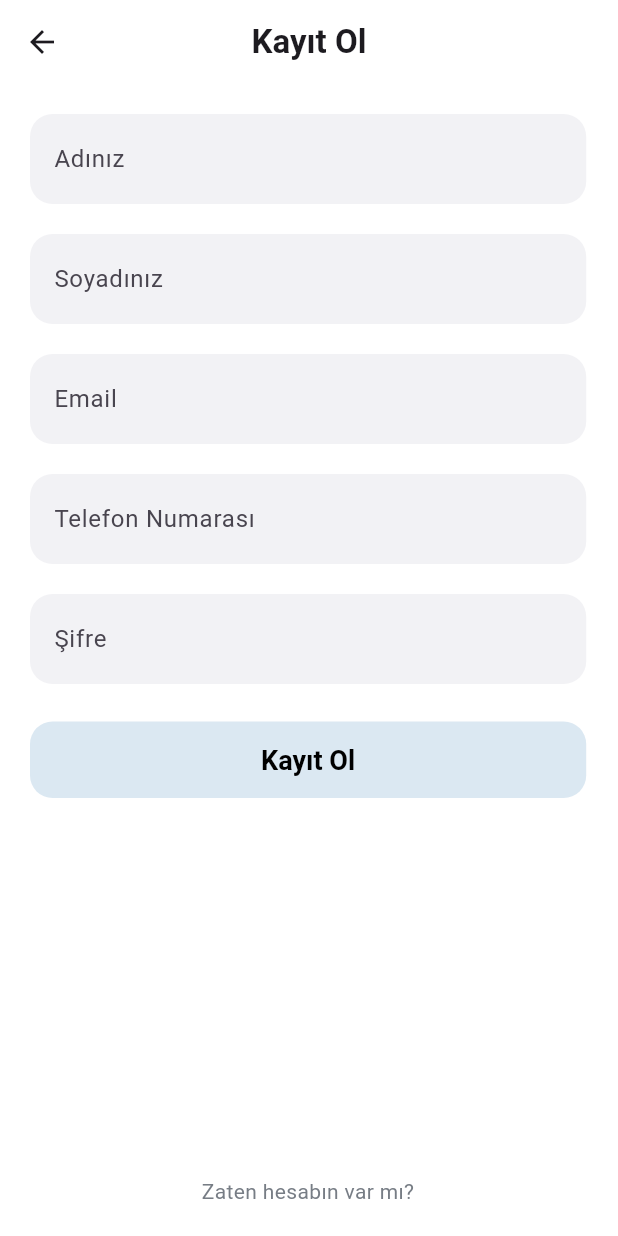
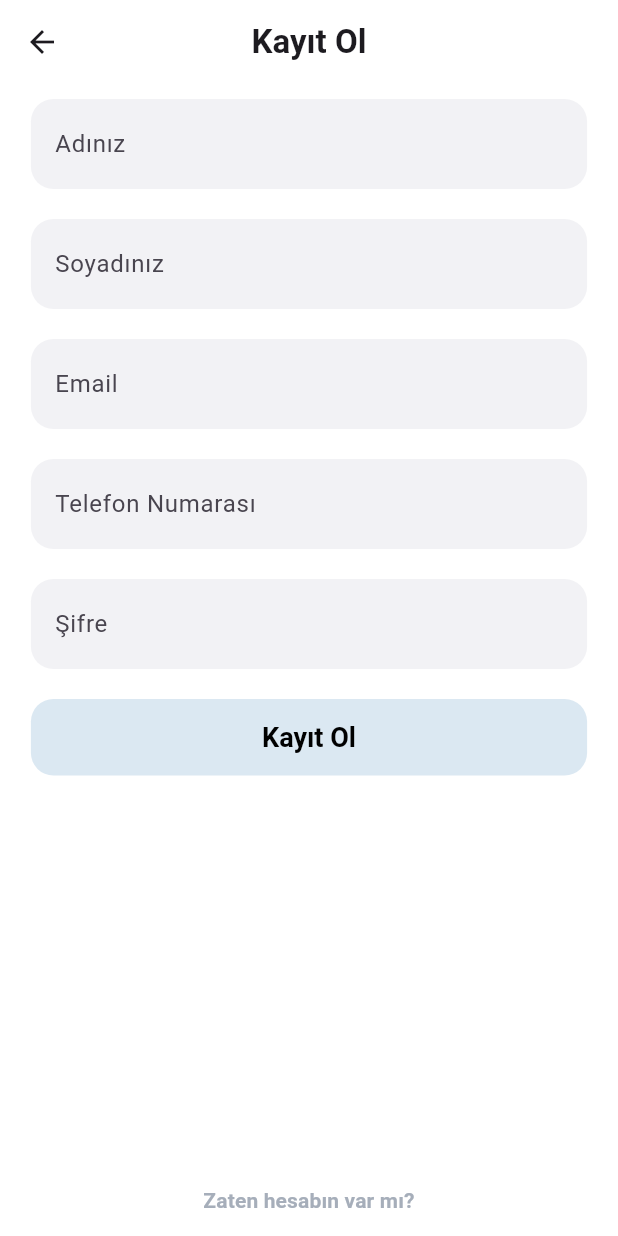
Before and after one commit to FatihArslan-cmd/Flutter-Internship-App, a Flutter app: the screen it shows after launch, after a tap on "Hesabın yok mu? Kayıt Ol", on a phone screen of 412 x 824 dp. Run offline on Flutter 3.47's test engine with Material 3 defaults, Android fonts, the phone set to English and light mode, and no system bars.

Commit message:
Color manager styles.dart added

```diff
--- /dev/null
+++ b/lib/core/constants/styles.dart
@@ -0,0 +1,26 @@
+import 'package:flutter/material.dart';
+
+class AppTextStyles {
+  static const TextStyle welcomeText = TextStyle(
+    fontWeight: FontWeight.bold,
+    fontSize: 32
+  );
+
+  static const TextStyle appBarText = TextStyle(
+    fontWeight: FontWeight.bold
+  );
+
+  static const TextStyle buttonText = TextStyle(
+    fontSize: 18,
+    fontWeight: FontWeight.bold
+  );
+
+  static const TextStyle inputText = TextStyle(
+     fontWeight: FontWeight.bold,
+     fontSize: 16.0,
+  );
+  static const TextStyle subText = TextStyle(
+     fontWeight: FontWeight.bold,
+     fontSize: 14.0,
+  );
+}
--- /dev/null
+++ b/lib/core/theme/color_manager.dart
@@ -0,0 +1,18 @@
+import 'package:flutter/material.dart';
+
+class ColorManager {
+
+  static final ColorManager _instance = ColorManager._internal();
+  ColorManager._internal();
+
+  factory ColorManager() {
+    return _instance;
+  }
+
+  final Color backgroundColor = Colors.white;
+  final Color buttonBackgroundColor = Color(0xFFDBE8F2);
+  final Color primaryTextColor = Color.fromARGB(255, 0, 0, 0);
+  final Color textInputColor = Color(0xfff2f2f5);
+  final Color subTextColor = Color.fromARGB(255, 166, 174, 186);
+  final Color textSecondary = Color(0xFF757575);
+}
--- a/lib/core/widgets/custom_button.dart
+++ b/lib/core/widgets/custom_button.dart
@@ -1,4 +1,6 @@
 import 'package:flutter/material.dart';
+import '../theme/color_manager.dart';
+import '../constants/styles.dart';
 
 class CustomTextButton extends StatelessWidget {
   const CustomTextButton({
@@ -14,6 +16,8 @@ class CustomTextButton extends StatelessWidget {
 
   @override
   Widget build(BuildContext context) {
+    final colors = ColorManager();
+
     return SizedBox(
       width: MediaQuery.of(context).size.width * widthFactor,
       child: TextButton(
@@ -23,9 +27,9 @@ class CustomTextButton extends StatelessWidget {
             borderRadius: BorderRadius.circular(15.0),
           ),
           padding: const EdgeInsets.symmetric(vertical: 15),
-          textStyle: const TextStyle(fontSize: 18, fontWeight: FontWeight.bold),
-          foregroundColor: Colors.black,
-          backgroundColor: const Color(0xFFDBE8F2),
+          textStyle: AppTextStyles.buttonText,
+          foregroundColor: colors.primaryTextColor,
+          backgroundColor: colors.buttonBackgroundColor,
         ),
         child: Text(text),
       ),
--- a/lib/core/widgets/text_field.dart
+++ b/lib/core/widgets/text_field.dart
@@ -1,4 +1,6 @@
 import 'package:flutter/material.dart';
+import '../theme/color_manager.dart';
+import '../constants/styles.dart';
 
 class CustomTextField extends StatefulWidget {
   final String labelText;
@@ -52,6 +54,7 @@ class CustomTextFieldState extends State<CustomTextField> {
 
   @override
   Widget build(BuildContext context) {
+    final colors = ColorManager();
     final double calculatedWidth = MediaQuery.of(context).size.width * widget.widthFactor;
 
     final OutlineInputBorder outlineInputBorder = OutlineInputBorder(
@@ -61,39 +64,30 @@ class CustomTextFieldState extends State<CustomTextField> {
 
     return SizedBox(
       width: calculatedWidth,
-      child: TextSelectionTheme(
-        data: const TextSelectionThemeData(
-          selectionColor: Color(0x33959ca6),
-        ),
         child: TextField(
           controller: _internalController,
           obscureText: widget.obscureText,
-          style: const TextStyle(
-            color: Color(0xff959ca6),
-            fontWeight: FontWeight.bold,
-            fontSize: 16.0,
-          ),
-          cursorColor: Colors.black,
+          style: AppTextStyles.inputText.copyWith(color: colors.subTextColor),
+          cursorColor: colors.primaryTextColor,
           decoration: InputDecoration(
             filled: true,
-            fillColor: Color(0xfff2f2f5),
+            fillColor: colors.textInputColor,
             border: outlineInputBorder,
             enabledBorder: outlineInputBorder,
             focusedBorder: outlineInputBorder,
             labelText: widget.labelText,
             contentPadding: EdgeInsets.symmetric(horizontal: 12.0, vertical: 18.0),
-            floatingLabelStyle: TextStyle(color: Color(0xff959ca6)),
+            floatingLabelStyle: TextStyle(color: colors.subTextColor,),
             suffixIcon: _internalController.text.isNotEmpty
                 ? IconButton(
                     icon: Icon(Icons.clear),
                     onPressed: () {
                       _internalController.clear();
                     },
-                    color: Color(0xff959ca6),
+                    color: colors.subTextColor,
                   )
                 : null,
           ),
-        ),
       ),
     );
   }
--- a/lib/features/auth/presentation/pages/forgot_password_page.dart
+++ b/lib/features/auth/presentation/pages/forgot_password_page.dart
@@ -1,29 +1,30 @@
 import 'package:flutter/material.dart';
 import '../../../../core/widgets/text_field.dart';
 import '../../../../core/widgets/custom_button.dart';
+import '../../../../core/theme/color_manager.dart';
+import '../../../../core/constants/styles.dart';
 
 class ForgotpasswordPage extends StatelessWidget {
   const ForgotpasswordPage({super.key});
 
   @override
   Widget build(BuildContext context) {
+    final colors = ColorManager();
+
     return Scaffold(
-      resizeToAvoidBottomInset : false,
-      backgroundColor: Colors.white,
+      resizeToAvoidBottomInset: false,
+      backgroundColor: colors.backgroundColor,
       appBar: AppBar(
-        title: const Text('Şifremi Unuttum',style: TextStyle(fontWeight: FontWeight.bold)),
+        title: const Text('Şifremi Unuttum', style: AppTextStyles.appBarText),
         centerTitle: true,
-        backgroundColor: Colors.white,
+        backgroundColor: colors.backgroundColor,
       ),
-      body: SafeArea(child:
-       Stack(
-          children: [
-            Padding(
-              padding: const EdgeInsets.symmetric(horizontal: 20.0),
+      body: SafeArea(
+        child: Padding(
+          padding: const EdgeInsets.fromLTRB(20.0, 10.0, 20.0, 0),
           child: Column(
             crossAxisAlignment: CrossAxisAlignment.center,
             children: [
-                  const SizedBox(height: 20),
               CustomTextField(
                 labelText: 'Email',
                 widthFactor: 0.9,
@@ -35,8 +36,7 @@ class ForgotpasswordPage extends StatelessWidget {
                 widthFactor: 0.9,
                 obscureText: false,
               ),
-
-                  const SizedBox(height: 25),
+              const SizedBox(height: 20),
               CustomTextButton(
                 text: 'Kod Gönder',
                 onPressed: () {
@@ -46,9 +46,7 @@ class ForgotpasswordPage extends StatelessWidget {
             ],
           ),
         ),
-          ],
       ),
-       )
     );
   }
 }
--- a/lib/features/auth/presentation/pages/login_page.dart
+++ b/lib/features/auth/presentation/pages/login_page.dart
@@ -1,20 +1,28 @@
 import 'package:flutter/material.dart';
 import '../../../../core/widgets/text_field.dart';
 import '../../../../core/widgets/custom_button.dart';
+import '../../../../core/theme/color_manager.dart';
+import '../../../../core/constants/styles.dart';
 
 class LoginScreen extends StatelessWidget {
   const LoginScreen({super.key});
 
   @override
   Widget build(BuildContext context) {
+    final colors = ColorManager();
+
     return Scaffold(
-      resizeToAvoidBottomInset : false,
-      backgroundColor: Colors.white,
+      resizeToAvoidBottomInset: false,
+      backgroundColor: colors.backgroundColor,
       body: SafeArea(
-        child: Stack(
+        child: Column(
           children: [
-            Positioned(
-              left: MediaQuery.of(context).size.width * 0.05,
+            Align(
+              alignment: Alignment.topCenter,
+              child: Padding(
+                padding: EdgeInsets.symmetric(
+                  horizontal: MediaQuery.of(context).size.width * 0.05,
+                ),
                 child: Container(
                   width: MediaQuery.of(context).size.width * 0.9,
                   height: MediaQuery.of(context).size.height * 0.27,
@@ -30,78 +38,68 @@ class LoginScreen extends StatelessWidget {
                   ),
                 ),
               ),
+            ),
 
-            Center(
+            Expanded(
+              child: Padding(
+                padding: const EdgeInsets.only(top: 30.0),
                 child: Column(
-                mainAxisAlignment: MainAxisAlignment.center,
+                  mainAxisAlignment: MainAxisAlignment.spaceBetween,
                   crossAxisAlignment: CrossAxisAlignment.center,
                   children: [
-                  const SizedBox(height: 20),
-                  Text(
-                    'Hoş Geldiniz!',
-                    style: TextStyle(fontWeight: FontWeight.bold, fontSize: 32),
-                  ),
-
-                  const SizedBox(height: 20),
+                    Column(
+                      spacing: 20,
+                      children: [
+                        Text('Hoş Geldiniz!', style: AppTextStyles.welcomeText),
                         CustomTextField(
                           labelText: 'E-posta',
                           widthFactor: 0.9,
                           obscureText: false,
                         ),
-
-                  const SizedBox(height: 20),
                         CustomTextField(
                           labelText: 'Şifre',
                           widthFactor: 0.9,
                           obscureText: true,
                         ),
-
-                  const SizedBox(height: 20),
-                  InkWell(
-                    onTap: () {
+                        Padding(
+                          padding: const EdgeInsets.only(left: 20.0),
+                          child: Align(
+                            alignment: Alignment.centerLeft,
+                            child: TextButton(
+                              onPressed: () {
                                 Navigator.pushNamed(context, '/forgot-password');
                               },
-                    child: FractionallySizedBox(
-                      widthFactor: 0.9,
                               child: Text(
                                 'Şifremi Unuttum',
-                        textAlign: TextAlign.left,
-                        style: TextStyle(
-                            fontSize: 14,
-                            color: Color.fromARGB(255, 119, 125, 133)),
+                                style: AppTextStyles.subText.copyWith(
+                                  color: colors.subTextColor,
                                 ),
-                    ) ,
                               ),
-
-                  const SizedBox(height: 20),
+                            ),
+                          ),
+                        ),
                         CustomTextButton(
                           text: 'Giriş Yap',
                           onPressed: () {},
                           widthFactor: 0.9,
                         ),
-
+                      ],
+                    ),
+                    TextButton(
+                      onPressed: () {
+                        Navigator.pushNamed(context, '/register');
+                      },
+                      child: Text(
+                        'Hesabın yok mu? Kayıt Ol',
+                        textAlign: TextAlign.center,
+                        style: AppTextStyles.subText.copyWith(
+                          color: colors.subTextColor,
+                        ),
+                      ),
+                    ),
                   ],
                 ),
               ),
-            Positioned(
-              bottom: 20.0,
-              left: 0,
-              right: 0,
-              child:
-              InkWell(
-                onTap: () {
-                  Navigator.pushNamed(context, '/register');
-                },
-                child:
-                Text(
-                'Hesabın yok mu? Kayıt Ol',
-                 textAlign: TextAlign.center,
-                 style: TextStyle(
-                      fontSize: 14,
-                      color: Color.fromARGB(255, 119, 125, 133)),
-              ),
-              )
-
             ),
           ],
         ),
--- a/lib/features/auth/presentation/pages/register_page.dart
+++ b/lib/features/auth/presentation/pages/register_page.dart
@@ -1,85 +1,85 @@
 import 'package:flutter/material.dart';
 import '../../../../core/widgets/text_field.dart';
 import '../../../../core/widgets/custom_button.dart';
+import '../../../../core/theme/color_manager.dart';
+import '../../../../core/constants/styles.dart';
 
 class RegisterPage extends StatelessWidget {
   const RegisterPage({super.key});
 
   @override
   Widget build(BuildContext context) {
+    final colors = ColorManager();
+
     return Scaffold(
-      resizeToAvoidBottomInset : false,
-      backgroundColor: Colors.white,
+      resizeToAvoidBottomInset: false,
+      backgroundColor: colors.backgroundColor,
       appBar: AppBar(
-        title: const Text('Kayıt Ol', style: TextStyle(fontWeight: FontWeight.bold)),
+        title: const Text('Kayıt Ol', style: AppTextStyles.appBarText),
         centerTitle: true,
-        backgroundColor: Colors.white,
+        backgroundColor: colors.backgroundColor,
       ),
       body: SafeArea(
-        child: Stack(
+        child: Column(
           children: [
-            Padding(
-              padding: const EdgeInsets.symmetric(horizontal: 20.0),
+            Expanded(
+              child: Padding(
+                padding: const EdgeInsets.fromLTRB(20.0, 10.0, 20.0, 0),
                 child: Column(
                   crossAxisAlignment: CrossAxisAlignment.center,
+                  spacing: 20,
                   children: [
-                  const SizedBox(height: 20),
                     CustomTextField(
                       labelText: 'Adınız',
                       widthFactor: 0.9,
                       obscureText: false,
                     ),
-                  const SizedBox(height: 20),
+
                     CustomTextField(
                       labelText: 'Soyadınız',
                       widthFactor: 0.9,
                       obscureText: false,
                     ),
-                  const SizedBox(height: 20),
+
                     CustomTextField(
                       labelText: 'Email',
                       widthFactor: 0.9,
                       obscureText: false,
                     ),
-                  const SizedBox(height: 20),
+
                     CustomTextField(
                       labelText: 'Telefon Numarası',
                       widthFactor: 0.9,
                       obscureText: false,
                     ),
-                  const SizedBox(height: 20),
+
                     CustomTextField(
                       labelText: 'Şifre',
                       widthFactor: 0.9,
                       obscureText: true,
                     ),
-                  const SizedBox(height: 25),
+
                     CustomTextButton(
                       text: 'Kayıt Ol',
-                    onPressed: () {
-                    },
+                      onPressed: () {},
                       widthFactor: 0.9,
                     ),
                   ],
                 ),
               ),
-            Positioned(
-              bottom: 20,
-              left: 0,
-              right: 0,
-              child: Container(
-                 color: Colors.white,
-                 child: InkWell(
-                    onTap: () {
+            ),
+
+            Align(
+              alignment: Alignment.center,
+              child: TextButton(
+                onPressed: () {
                   Navigator.pushNamed(context, '/');
                 },
-                    child: const Text(
+                child: Text(
                   'Zaten hesabın var mı?',
                   textAlign: TextAlign.center,
-                      style: TextStyle(
-                        fontSize: 14,
-                        color: Color.fromARGB(255, 119, 125, 133),
-                      ),
+                  style: AppTextStyles.subText.copyWith(
+                    color: colors.subTextColor,
                   ),
                 ),
               ),
```
Lines whose indentation alone changed are shown as unchanged.
